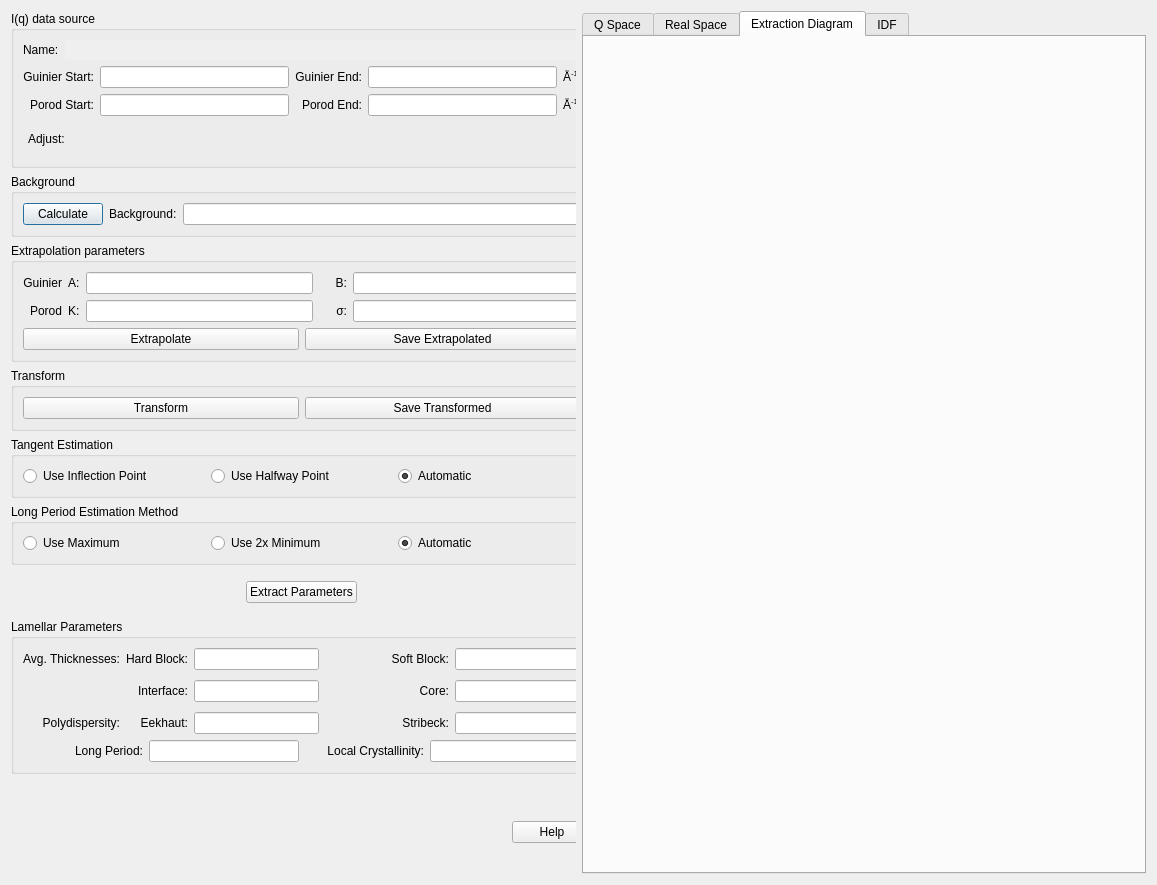
Above: src/sas/qtgui/Perspectives/Corfunc/UI/CorfuncPanel.ui from SasView/sasview before the change. Below: the same form after it.
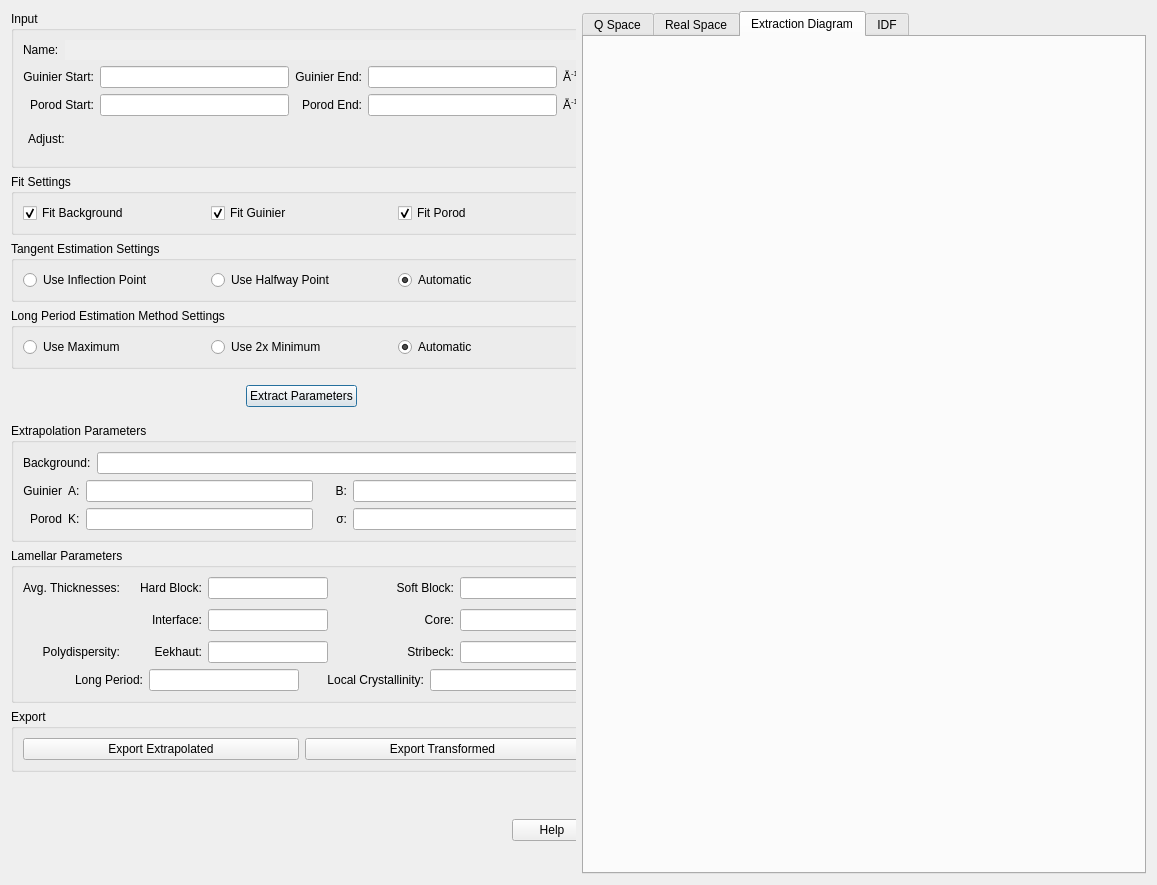
That is the form after the change.

Commit message: Reorganisation of corfunc panel

```diff
--- a/src/sas/qtgui/Perspectives/Corfunc/UI/CorfuncPanel.ui
+++ b/src/sas/qtgui/Perspectives/Corfunc/UI/CorfuncPanel.ui
@@ -103,7 +103,7 @@
                </sizepolicy>
               </property>
               <property name="title">
-               <string>I(q) data source</string>
+               <string>Input</string>
               </property>
               <layout class="QGridLayout" name="gridLayout_6">
                <item row="0" column="0">
@@ -277,212 +277,37 @@
             </item>
             <item>
              <widget class="QGroupBox" name="groupBox_5">
-              <property name="sizePolicy">
-               <sizepolicy hsizetype="Preferred" vsizetype="Fixed">
-                <horstretch>0</horstretch>
-                <verstretch>0</verstretch>
-               </sizepolicy>
-              </property>
               <property name="title">
-               <string>Background</string>
+               <string>Fit Settings</string>
               </property>
-              <layout class="QGridLayout" name="gridLayout_7">
-               <item row="0" column="0">
-                <layout class="QHBoxLayout" name="horizontalLayout_6">
-                 <item>
-                  <widget class="QPushButton" name="cmdCalculateBg">
-                   <property name="text">
-                    <string>Calculate</string>
-                   </property>
-                  </widget>
-                 </item>
-                 <item>
-                  <widget class="QLabel" name="label">
-                   <property name="text">
-                    <string>Background:</string>
-                   </property>
-                  </widget>
-                 </item>
-                 <item>
-                  <widget class="QLineEdit" name="txtBackground">
-                   <property name="sizePolicy">
-                    <sizepolicy hsizetype="MinimumExpanding" vsizetype="Fixed">
-                     <horstretch>0</horstretch>
-                     <verstretch>0</verstretch>
-                    </sizepolicy>
-                   </property>
-                  </widget>
-                 </item>
-                </layout>
-               </item>
-              </layout>
-             </widget>
-            </item>
-            <item>
-             <widget class="QGroupBox" name="groupBox_4">
-              <property name="sizePolicy">
-               <sizepolicy hsizetype="MinimumExpanding" vsizetype="Fixed">
-                <horstretch>0</horstretch>
-                <verstretch>0</verstretch>
-               </sizepolicy>
-              </property>
-              <property name="title">
-               <string>Extrapolation parameters</string>
-              </property>
-              <layout class="QGridLayout" name="gridLayout_2">
-               <item row="2" column="1">
-                <widget class="QPushButton" name="cmdSaveExtrapolation">
-                 <property name="toolTip">
-                  <string>Save the extrapolated data (non-transformed)</string>
-                 </property>
+              <layout class="QHBoxLayout" name="horizontalLayout_6">
+               <item>
+                <widget class="QCheckBox" name="fitBackground">
                  <property name="text">
-                  <string>Save Extrapolated</string>
+                  <string>Fit Background</string>
                  </property>
-                </widget>
-               </item>
-               <item row="0" column="0" colspan="2">
-                <layout class="QGridLayout" name="gridLayout_5">
-                 <property name="bottomMargin">
-                  <number>0</number>
+                 <property name="checked">
+                  <bool>true</bool>
                  </property>
-                 <item row="0" column="3">
-                  <widget class="QLabel" name="label_7">
-                   <property name="text">
-                    <string>     B:</string>
-                   </property>
-                   <property name="alignment">
-                    <set>Qt::AlignRight|Qt::AlignTrailing|Qt::AlignVCenter</set>
-                   </property>
-                  </widget>
-                 </item>
-                 <item row="0" column="4">
-                  <widget class="QLineEdit" name="txtGuinierB">
-                   <property name="readOnly">
-                    <bool>true</bool>
-                   </property>
-                  </widget>
-                 </item>
-                 <item row="0" column="0">
-                  <widget class="QLabel" name="label_8">
-                   <property name="text">
-                    <string>Guinier</string>
-                   </property>
-                   <property name="alignment">
-                    <set>Qt::AlignRight|Qt::AlignTrailing|Qt::AlignVCenter</set>
-                   </property>
-                  </widget>
-                 </item>
-                 <item row="0" column="2">
-                  <widget class="QLineEdit" name="txtGuinierA">
-                   <property name="readOnly">
-                    <bool>true</bool>
-                   </property>
-                  </widget>
-                 </item>
-                 <item row="0" column="1">
-                  <widget class="QLabel" name="label_6">
-                   <property name="text">
-                    <string>A:</string>
-                   </property>
-                  </widget>
-                 </item>
-                 <item row="1" column="0">
-                  <widget class="QLabel" name="label_9">
-                   <property name="text">
-                    <string>Porod</string>
-                   </property>
-                   <property name="alignment">
-                    <set>Qt::AlignRight|Qt::AlignTrailing|Qt::AlignVCenter</set>
-                   </property>
-                  </widget>
-                 </item>
-                 <item row="1" column="1">
-                  <widget class="QLabel" name="label_10">
-                   <property name="text">
-                    <string>K:</string>
-                   </property>
-                  </widget>
-                 </item>
-                 <item row="1" column="2">
-                  <widget class="QLineEdit" name="txtPorodK">
-                   <property name="readOnly">
-                    <bool>true</bool>
-                   </property>
-                  </widget>
-                 </item>
-                 <item row="1" column="3">
-                  <widget class="QLabel" name="label_11">
-                   <property name="text">
-                    <string>σ:</string>
-                   </property>
-                   <property name="alignment">
-                    <set>Qt::AlignRight|Qt::AlignTrailing|Qt::AlignVCenter</set>
-                   </property>
-                  </widget>
-                 </item>
-                 <item row="1" column="4">
-                  <widget class="QLineEdit" name="txtPorodSigma">
-                   <property name="readOnly">
-                    <bool>true</bool>
-                   </property>
-                  </widget>
-                 </item>
-                </layout>
-               </item>
-               <item row="2" column="0">
-                <widget class="QPushButton" name="cmdExtrapolate">
-                 <property name="toolTip">
-                  <string>Find the Guinier and Porod extrapolations of the data as Q → 0 and Q → ∞</string>
-                 </property>
-                 <property name="text">
-                  <string>Extrapolate</string>
-                 </property>
                 </widget>
                </item>
-              </layout>
-             </widget>
-            </item>
-            <item>
-             <widget class="QGroupBox" name="groupBox_2">
-              <property name="sizePolicy">
-               <sizepolicy hsizetype="MinimumExpanding" vsizetype="Fixed">
-                <horstretch>0</horstretch>
-                <verstretch>0</verstretch>
-               </sizepolicy>
-              </property>
-              <property name="title">
-               <string>Transform</string>
-              </property>
-              <layout class="QHBoxLayout" name="horizontalLayout_2">
                <item>
-                <widget class="QPushButton" name="cmdTransform">
-                 <property name="sizePolicy">
-                  <sizepolicy hsizetype="Minimum" vsizetype="Fixed">
-                   <horstretch>0</horstretch>
-                   <verstretch>0</verstretch>
-                  </sizepolicy>
-                 </property>
-                 <property name="toolTip">
-                  <string>Calculate the real space correlation that matches the scattering data.</string>
-                 </property>
+                <widget class="QCheckBox" name="checkBox_2">
                  <property name="text">
-                  <string>Transform</string>
+                  <string>Fit Guinier</string>
                  </property>
+                 <property name="checked">
+                  <bool>true</bool>
+                 </property>
                 </widget>
                </item>
                <item>
-                <widget class="QPushButton" name="cmdSave">
-                 <property name="sizePolicy">
-                  <sizepolicy hsizetype="Minimum" vsizetype="Fixed">
-                   <horstretch>0</horstretch>
-                   <verstretch>0</verstretch>
-                  </sizepolicy>
-                 </property>
-                 <property name="toolTip">
-                  <string>Export the calculated real space correlation function to a file.</string>
-                 </property>
+                <widget class="QCheckBox" name="checkBox">
                  <property name="text">
-                  <string>Save Transformed</string>
+                  <string>Fit Porod</string>
+                 </property>
+                 <property name="checked">
+                  <bool>true</bool>
                  </property>
                 </widget>
                </item>
@@ -492,7 +317,7 @@
             <item>
              <widget class="QGroupBox" name="groupBox_6">
               <property name="title">
-               <string>Tangent Estimation</string>
+               <string>Tangent Estimation Settings</string>
               </property>
               <layout class="QHBoxLayout" name="horizontalLayout">
                <item>
@@ -525,7 +350,7 @@
             <item>
              <widget class="QGroupBox" name="groupBox_7">
               <property name="title">
-               <string>Long Period Estimation Method</string>
+               <string>Long Period Estimation Method Settings</string>
               </property>
               <layout class="QHBoxLayout" name="horizontalLayout_8">
                <item>
@@ -601,6 +426,135 @@
               </item>
              </layout>
             </item>
+            <item>
+             <widget class="QGroupBox" name="groupBox_4">
+              <property name="sizePolicy">
+               <sizepolicy hsizetype="MinimumExpanding" vsizetype="Fixed">
+                <horstretch>0</horstretch>
+                <verstretch>0</verstretch>
+               </sizepolicy>
+              </property>
+              <property name="title">
+               <string>Extrapolation Parameters</string>
+              </property>
+              <layout class="QVBoxLayout" name="backgroundLayout">
+               <item>
+                <layout class="QGridLayout" name="gridLayout_4">
+                 <item row="0" column="0">
+                  <widget class="QLabel" name="label">
+                   <property name="text">
+                    <string>Background:</string>
+                   </property>
+                  </widget>
+                 </item>
+                 <item row="0" column="1">
+                  <widget class="QLineEdit" name="txtBackground">
+                   <property name="sizePolicy">
+                    <sizepolicy hsizetype="MinimumExpanding" vsizetype="Fixed">
+                     <horstretch>0</horstretch>
+                     <verstretch>0</verstretch>
+                    </sizepolicy>
+                   </property>
+                  </widget>
+                 </item>
+                </layout>
+               </item>
+               <item>
+                <layout class="QGridLayout" name="gridLayout_2">
+                 <item row="5" column="0" colspan="2">
+                  <layout class="QGridLayout" name="gridLayout_5">
+                   <property name="bottomMargin">
+                    <number>0</number>
+                   </property>
+                   <item row="3" column="4">
+                    <widget class="QLineEdit" name="txtGuinierB">
+                     <property name="readOnly">
+                      <bool>true</bool>
+                     </property>
+                    </widget>
+                   </item>
+                   <item row="3" column="0">
+                    <widget class="QLabel" name="label_8">
+                     <property name="text">
+                      <string>Guinier</string>
+                     </property>
+                     <property name="alignment">
+                      <set>Qt::AlignRight|Qt::AlignTrailing|Qt::AlignVCenter</set>
+                     </property>
+                    </widget>
+                   </item>
+                   <item row="3" column="3">
+                    <widget class="QLabel" name="label_7">
+                     <property name="text">
+                      <string>     B:</string>
+                     </property>
+                     <property name="alignment">
+                      <set>Qt::AlignRight|Qt::AlignTrailing|Qt::AlignVCenter</set>
+                     </property>
+                    </widget>
+                   </item>
+                   <item row="4" column="1">
+                    <widget class="QLabel" name="label_10">
+                     <property name="text">
+                      <string>K:</string>
+                     </property>
+                    </widget>
+                   </item>
+                   <item row="4" column="2">
+                    <widget class="QLineEdit" name="txtPorodK">
+                     <property name="readOnly">
+                      <bool>true</bool>
+                     </property>
+                    </widget>
+                   </item>
+                   <item row="3" column="1">
+                    <widget class="QLabel" name="label_6">
+                     <property name="text">
+                      <string>A:</string>
+                     </property>
+                    </widget>
+                   </item>
+                   <item row="3" column="2">
+                    <widget class="QLineEdit" name="txtGuinierA">
+                     <property name="readOnly">
+                      <bool>true</bool>
+                     </property>
+                    </widget>
+                   </item>
+                   <item row="4" column="0">
+                    <widget class="QLabel" name="label_9">
+                     <property name="text">
+                      <string>Porod</string>
+                     </property>
+                     <property name="alignment">
+                      <set>Qt::AlignRight|Qt::AlignTrailing|Qt::AlignVCenter</set>
+                     </property>
+                    </widget>
+                   </item>
+                   <item row="4" column="4">
+                    <widget class="QLineEdit" name="txtPorodSigma">
+                     <property name="readOnly">
+                      <bool>true</bool>
+                     </property>
+                    </widget>
+                   </item>
+                   <item row="4" column="3">
+                    <widget class="QLabel" name="label_11">
+                     <property name="text">
+                      <string>σ:</string>
+                     </property>
+                     <property name="alignment">
+                      <set>Qt::AlignRight|Qt::AlignTrailing|Qt::AlignVCenter</set>
+                     </property>
+                    </widget>
+                   </item>
+                  </layout>
+                 </item>
+                </layout>
+               </item>
+              </layout>
+             </widget>
+            </item>
             <item>
              <widget class="QGroupBox" name="groupBox_3">
               <property name="sizePolicy">
@@ -613,7 +567,7 @@
                <string>Lamellar Parameters</string>
               </property>
               <layout class="QGridLayout" name="gridLayout_3">
-               <item row="0" column="0">
+               <item row="1" column="0">
                 <layout class="QGridLayout" name="gridLayout_8">
                  <property name="sizeConstraint">
                   <enum>QLayout::SetDefaultConstraint</enum>
@@ -704,7 +658,7 @@
                     </size>
                    </property>
                    <property name="text">
-                    <string>Hard Block:</string>
+                    <string>    Hard Block:</string>
                    </property>
                    <property name="alignment">
                     <set>Qt::AlignRight|Qt::AlignTrailing|Qt::AlignVCenter</set>
@@ -742,7 +696,7 @@
                     </size>
                    </property>
                    <property name="text">
-                    <string>Soft Block:</string>
+                    <string>         Soft Block:</string>
                    </property>
                    <property name="alignment">
                     <set>Qt::AlignRight|Qt::AlignTrailing|Qt::AlignVCenter</set>
@@ -868,7 +822,7 @@
                  </item>
                 </layout>
                </item>
-               <item row="1" column="0">
+               <item row="2" column="0">
                 <layout class="QGridLayout" name="gridLayout_9">
                  <property name="bottomMargin">
                   <number>0</number>
@@ -960,6 +914,47 @@
               </layout>
              </widget>
             </item>
+            <item>
+             <widget class="QGroupBox" name="groupBox_2">
+              <property name="sizePolicy">
+               <sizepolicy hsizetype="MinimumExpanding" vsizetype="Fixed">
+                <horstretch>0</horstretch>
+                <verstretch>0</verstretch>
+               </sizepolicy>
+              </property>
+              <property name="title">
+               <string>Export</string>
+              </property>
+              <layout class="QHBoxLayout" name="horizontalLayout_2">
+               <item>
+                <widget class="QPushButton" name="cmdSaveExtrapolation">
+                 <property name="toolTip">
+                  <string>Save the extrapolated data (non-transformed)</string>
+                 </property>
+                 <property name="text">
+                  <string>Export Extrapolated</string>
+                 </property>
+                </widget>
+               </item>
+               <item>
+                <widget class="QPushButton" name="cmdSave">
+                 <property name="sizePolicy">
+                  <sizepolicy hsizetype="Minimum" vsizetype="Fixed">
+                   <horstretch>0</horstretch>
+                   <verstretch>0</verstretch>
+                  </sizepolicy>
+                 </property>
+                 <property name="toolTip">
+                  <string>Export the calculated real space correlation function to a file.</string>
+                 </property>
+                 <property name="text">
+                  <string>Export Transformed</string>
+                 </property>
+                </widget>
+               </item>
+              </layout>
+             </widget>
+            </item>
             <item>
              <spacer name="verticalSpacer_3">
               <property name="orientation">
```
Left out of the diff: 5 changed lines with no effect on the pictures. The commit also changes 1 other file.
